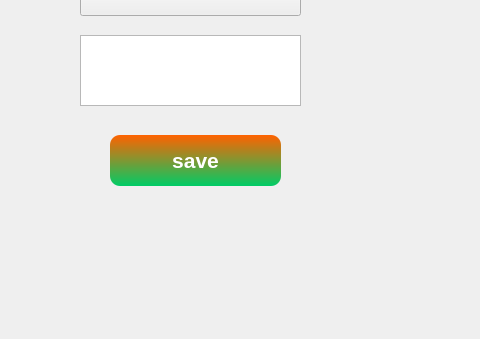
Above: 3_Solution/Client/DummyChefInterface/clientpreferencesdialog.ui from CiocAlexandru/2025_CAM_DummyChef before the change; both pictures show x 0 to 480 and y 425 to 764 of the 923 by 764 pixel window. Below: the same form after it.
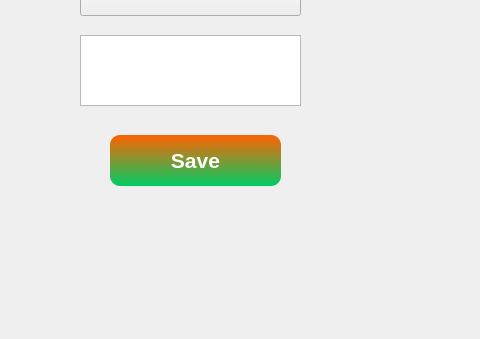
That is the form after the change.

```diff
--- a/3_Solution/Client/DummyChefInterface/clientpreferencesdialog.ui
+++ b/3_Solution/Client/DummyChefInterface/clientpreferencesdialog.ui
@@ -46,7 +46,7 @@
 }</string>
    </property>
    <property name="text">
-    <string>save</string>
+    <string>Save</string>
    </property>
   </widget>
   <widget class="QLineEdit" name="allergiesEdit">
```
